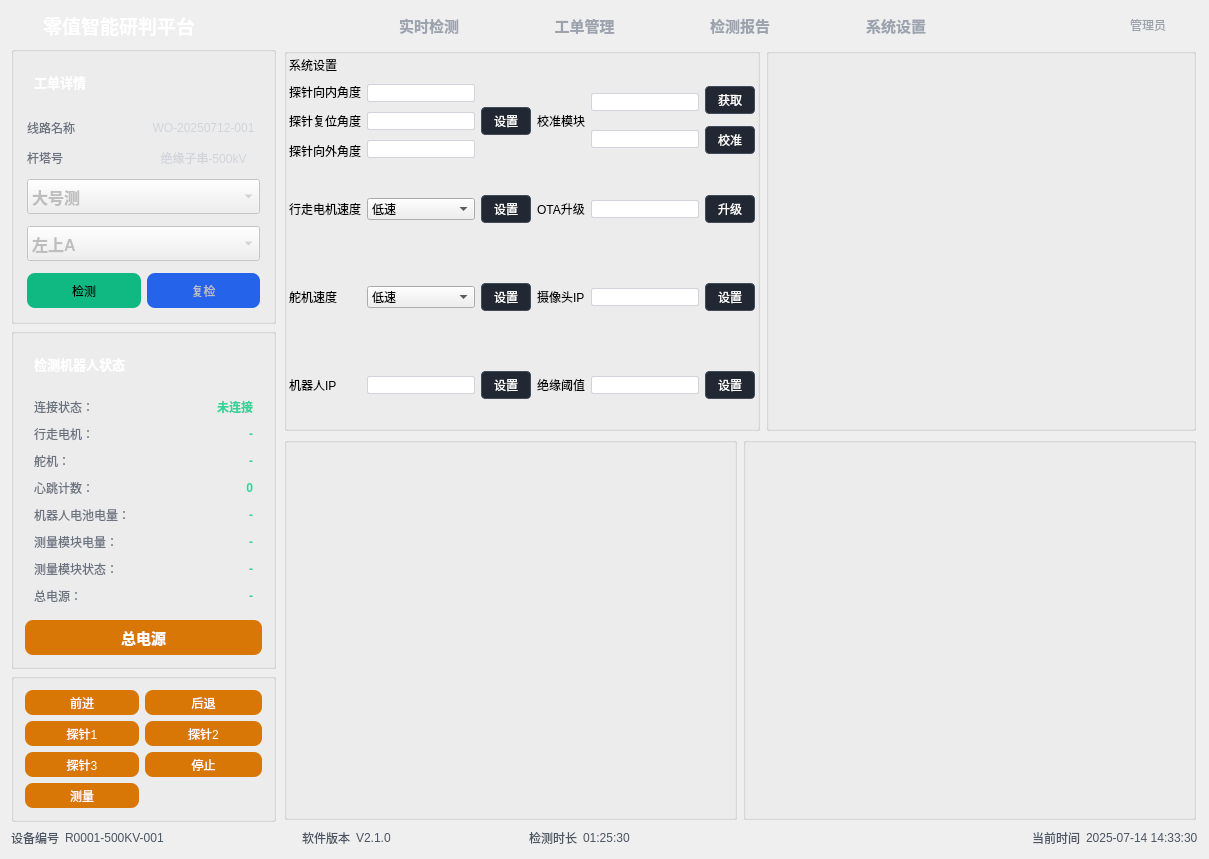
Before: the Qt Designer form Insulator_Zero_Value_Detection_Robot/UI/Insulator_Zero_Value_Detection_Robot.ui in yangreest/Zero-value-Insulator-Robot-V2, drawn with Qt 5.
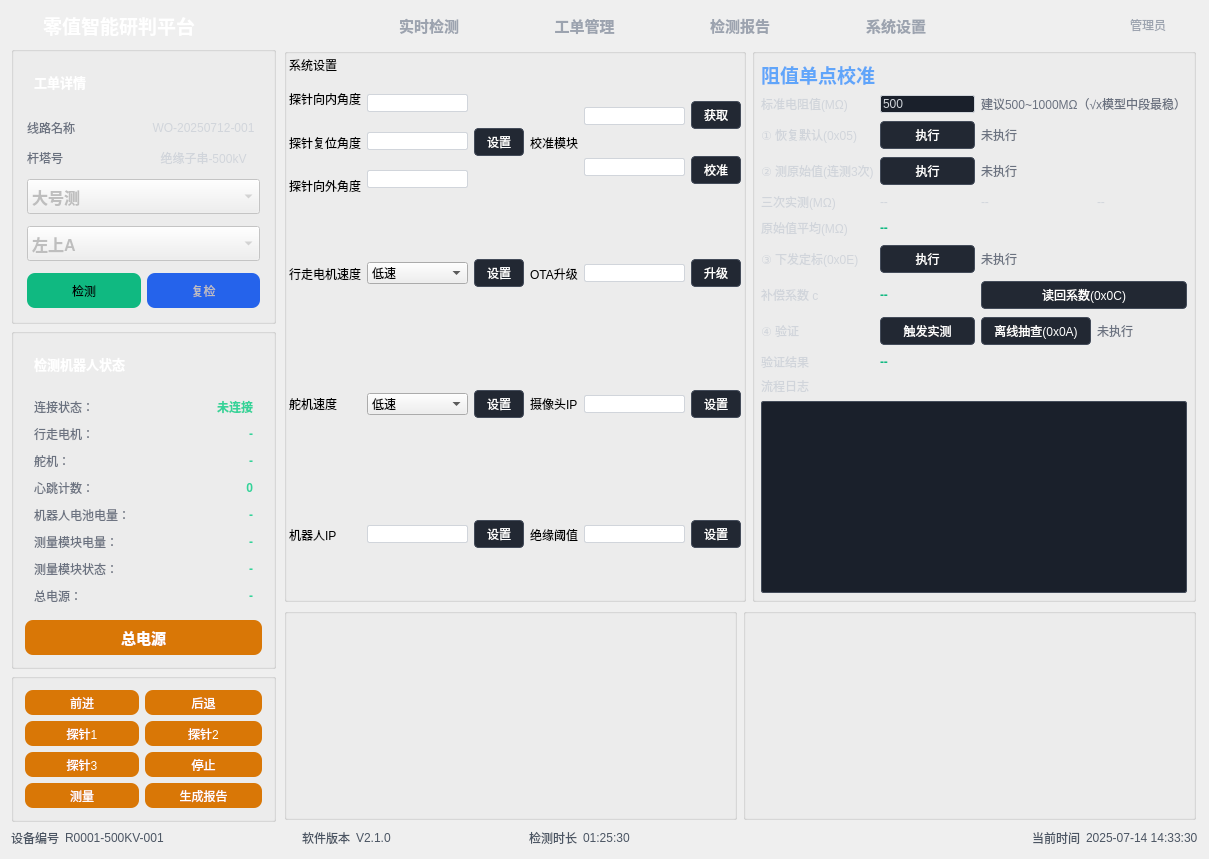
After: the same form once the commit is applied. The open tabs and pages were chosen to show the change. Icons and pictures are not drawn.

Commit message:
添加单点定标通讯协议文档与实现
- 新增单点定标协议HTML文档，详述0x17/0x0E核心命令流程
- 实现校准命令解析与回调功能，支持恢复默认、查询原始值等操作
- 添加大端整数编解码工具函数，修复0x0F结果回报解析问题
- 集成Qt6.10.1头文件路径并注册报告生成组件
- 更新项目配置文件添加新源码文件引用

```diff
--- a/Insulator_Zero_Value_Detection_Robot/UI/Insulator_Zero_Value_Detection_Robot.ui
+++ b/Insulator_Zero_Value_Detection_Robot/UI/Insulator_Zero_Value_Detection_Robot.ui
@@ -1326,6 +1326,37 @@
              </attribute>
             </widget>
            </item>
+           <item row="3" column="1">
+            <widget class="QPushButton" name="pushButton_30">
+             <property name="minimumSize">
+              <size>
+               <width>114</width>
+               <height>25</height>
+              </size>
+             </property>
+             <property name="styleSheet">
+              <string notr="true">QPushButton
+{
+	background-color:#D97706;
+	color:#FFFFFF;
+	border:none;
+	border-radius:8px;
+}
+QPushButton:checked {
+    background-color: #4d2a02;
+    color: #FFFFFF;
+	border-radius:8px;
+}
+</string>
+             </property>
+             <property name="text">
+              <string>生成报告</string>
+             </property>
+             <property name="checkable">
+              <bool>true</bool>
+             </property>
+            </widget>
+           </item>
           </layout>
          </widget>
         </item>
@@ -5972,16 +6003,432 @@
 
 }
 
+QLabel{
+color:#d1d5db;
+}
+
+QPushButton{
+background-color:#222833;
+color:white;
+border:1px solid #444c5a;
+border-radius:4px;
+padding:4px 12px;
+}
+QPushButton:hover{
+border-color:#60a5fa;
+}
+QPushButton:pressed{
+background-color:#303846;
+}
+QPushButton:disabled{
+color:#6b7280;
+border-color:#2b3240;
+}
+
+QLineEdit{
+color:#d1d5db;
+background-color:#1A202B;
+border:1px solid #d1d5db;
+border-radius:2px;
+}
+
+QTextEdit{
+color:#d1d5db;
+background-color:#1A202B;
+border:1px solid #444c5a;
+border-radius:2px;
+}
+
 </string>
                 </property>
                 <property name="title">
                  <string/>
                 </property>
                 <layout class="QVBoxLayout" name="verticalLayout_14">
+                 <property name="leftMargin">
+                  <number>6</number>
+                 </property>
+                 <property name="topMargin">
+                  <number>6</number>
+                 </property>
+                 <property name="rightMargin">
+                  <number>6</number>
+                 </property>
+                 <property name="bottomMargin">
+                  <number>6</number>
+                 </property>
                  <item>
                   <widget class="QLabel" name="label_95">
+                   <property name="styleSheet">
+                    <string notr="true">color:#60a5fa;font-size:14pt;font-weight:bold;</string>
+                   </property>
                    <property name="text">
-                    <string/>
+                    <string>阻值单点校准</string>
+                   </property>
+                  </widget>
+                 </item>
+                 <item>
+                  <layout class="QGridLayout" name="gridLayout_Calib">
+                   <property name="verticalSpacing">
+                    <number>8</number>
+                   </property>
+                   <item row="0" column="0">
+                    <widget class="QLabel" name="label_CalibStdTip">
+                     <property name="text">
+                      <string>标准电阻值(MΩ)</string>
+                     </property>
+                    </widget>
+                   </item>
+                   <item row="0" column="1">
+                    <widget class="QLineEdit" name="lineEdit_CalibStd">
+                     <property name="maximumSize">
+                      <size>
+                       <width>120</width>
+                       <height>16777215</height>
+                      </size>
+                     </property>
+                     <property name="styleSheet">
+                      <string notr="true">color:#d1d5db;
+border:1px solid #d1d5db;
+border-radius:2px;</string>
+                     </property>
+                     <property name="text">
+                      <string>500</string>
+                     </property>
+                    </widget>
+                   </item>
+                   <item row="0" column="2" colspan="2">
+                    <widget class="QLabel" name="label_CalibStdHint">
+                     <property name="styleSheet">
+                      <string notr="true">color:#6b7280;</string>
+                     </property>
+                     <property name="text">
+                      <string>建议500~1000MΩ（√x模型中段最稳）</string>
+                     </property>
+                    </widget>
+                   </item>
+                   <item row="1" column="0">
+                    <widget class="QLabel" name="label_CalibStep1">
+                     <property name="text">
+                      <string>① 恢复默认(0x05)</string>
+                     </property>
+                    </widget>
+                   </item>
+                   <item row="1" column="1">
+                    <widget class="QPushButton" name="pushButton_CalibReset">
+                     <property name="styleSheet">
+                      <string notr="true">
+QPushButton
+{
+    background-color:#222833;
+    color:white;
+    border:1px solid #444c5a;
+    border-radius:4px;
+    padding:4px 12px;
+}
+QPushButton:hover
+{
+    border-color:#60a5fa;
+}
+QPushButton:pressed
+{
+    background-color:#303846;
+}</string>
+                     </property>
+                     <property name="text">
+                      <string>执行</string>
+                     </property>
+                    </widget>
+                   </item>
+                   <item row="1" column="2" colspan="2">
+                    <widget class="QLabel" name="label_CalibStep1State">
+                     <property name="styleSheet">
+                      <string notr="true">color:#6b7280;</string>
+                     </property>
+                     <property name="text">
+                      <string>未执行</string>
+                     </property>
+                    </widget>
+                   </item>
+                   <item row="2" column="0">
+                    <widget class="QLabel" name="label_CalibStep2">
+                     <property name="text">
+                      <string>② 测原始值(连测3次)</string>
+                     </property>
+                    </widget>
+                   </item>
+                   <item row="2" column="1">
+                    <widget class="QPushButton" name="pushButton_CalibMeasure">
+                     <property name="styleSheet">
+                      <string notr="true">
+QPushButton
+{
+    background-color:#222833;
+    color:white;
+    border:1px solid #444c5a;
+    border-radius:4px;
+    padding:4px 12px;
+}
+QPushButton:hover
+{
+    border-color:#60a5fa;
+}
+QPushButton:pressed
+{
+    background-color:#303846;
+}</string>
+                     </property>
+                     <property name="text">
+                      <string>执行</string>
+                     </property>
+                    </widget>
+                   </item>
+                   <item row="2" column="2" colspan="2">
+                    <widget class="QLabel" name="label_CalibStep2State">
+                     <property name="styleSheet">
+                      <string notr="true">color:#6b7280;</string>
+                     </property>
+                     <property name="text">
+                      <string>未执行</string>
+                     </property>
+                    </widget>
+                   </item>
+                   <item row="3" column="0">
+                    <widget class="QLabel" name="label_CalibRawTip">
+                     <property name="text">
+                      <string>三次实测(MΩ)</string>
+                     </property>
+                    </widget>
+                   </item>
+                   <item row="3" column="1">
+                    <widget class="QLabel" name="label_CalibRaw1">
+                     <property name="text">
+                      <string>--</string>
+                     </property>
+                    </widget>
+                   </item>
+                   <item row="3" column="2">
+                    <widget class="QLabel" name="label_CalibRaw2">
+                     <property name="text">
+                      <string>--</string>
+                     </property>
+                    </widget>
+                   </item>
+                   <item row="3" column="3">
+                    <widget class="QLabel" name="label_CalibRaw3">
+                     <property name="text">
+                      <string>--</string>
+                     </property>
+                    </widget>
+                   </item>
+                   <item row="4" column="0">
+                    <widget class="QLabel" name="label_CalibRawAvgTip">
+                     <property name="text">
+                      <string>原始值平均(MΩ)</string>
+                     </property>
+                    </widget>
+                   </item>
+                   <item row="4" column="1" colspan="3">
+                    <widget class="QLabel" name="label_CalibRawAvg">
+                     <property name="styleSheet">
+                      <string notr="true">color:#10b981;font-weight:bold;</string>
+                     </property>
+                     <property name="text">
+                      <string>--</string>
+                     </property>
+                    </widget>
+                   </item>
+                   <item row="5" column="0">
+                    <widget class="QLabel" name="label_CalibStep3">
+                     <property name="text">
+                      <string>③ 下发定标(0x0E)</string>
+                     </property>
+                    </widget>
+                   </item>
+                   <item row="5" column="1">
+                    <widget class="QPushButton" name="pushButton_CalibDo">
+                     <property name="styleSheet">
+                      <string notr="true">
+QPushButton
+{
+    background-color:#222833;
+    color:white;
+    border:1px solid #444c5a;
+    border-radius:4px;
+    padding:4px 12px;
+}
+QPushButton:hover
+{
+    border-color:#60a5fa;
+}
+QPushButton:pressed
+{
+    background-color:#303846;
+}</string>
+                     </property>
+                     <property name="text">
+                      <string>执行</string>
+                     </property>
+                    </widget>
+                   </item>
+                   <item row="5" column="2" colspan="2">
+                    <widget class="QLabel" name="label_CalibStep3State">
+                     <property name="styleSheet">
+                      <string notr="true">color:#6b7280;</string>
+                     </property>
+                     <property name="text">
+                      <string>未执行</string>
+                     </property>
+                    </widget>
+                   </item>
+                   <item row="6" column="0">
+                    <widget class="QLabel" name="label_CalibCoefTip">
+                     <property name="text">
+                      <string>补偿系数 c</string>
+                     </property>
+                    </widget>
+                   </item>
+                   <item row="6" column="1">
+                    <widget class="QLabel" name="label_CalibCoef">
+                     <property name="styleSheet">
+                      <string notr="true">color:#10b981;font-weight:bold;</string>
+                     </property>
+                     <property name="text">
+                      <string>--</string>
+                     </property>
+                    </widget>
+                   </item>
+                   <item row="6" column="2" colspan="2">
+                    <widget class="QPushButton" name="pushButton_CalibReadCoef">
+                     <property name="styleSheet">
+                      <string notr="true">
+QPushButton
+{
+    background-color:#222833;
+    color:white;
+    border:1px solid #444c5a;
+    border-radius:4px;
+    padding:4px 12px;
+}
+QPushButton:hover
+{
+    border-color:#60a5fa;
+}
+QPushButton:pressed
+{
+    background-color:#303846;
+}</string>
+                     </property>
+                     <property name="text">
+                      <string>读回系数(0x0C)</string>
+                     </property>
+                    </widget>
+                   </item>
+                   <item row="7" column="0">
+                    <widget class="QLabel" name="label_CalibStep4">
+                     <property name="text">
+                      <string>④ 验证</string>
+                     </property>
+                    </widget>
+                   </item>
+                   <item row="7" column="1">
+                    <widget class="QPushButton" name="pushButton_CalibVerify">
+                     <property name="styleSheet">
+                      <string notr="true">
+QPushButton
+{
+    background-color:#222833;
+    color:white;
+    border:1px solid #444c5a;
+    border-radius:4px;
+    padding:4px 12px;
+}
+QPushButton:hover
+{
+    border-color:#60a5fa;
+}
+QPushButton:pressed
+{
+    background-color:#303846;
+}</string>
+                     </property>
+                     <property name="text">
+                      <string>触发实测</string>
+                     </property>
+                    </widget>
+                   </item>
+                   <item row="7" column="2">
+                    <widget class="QPushButton" name="pushButton_CalibCheck">
+                     <property name="styleSheet">
+                      <string notr="true">
+QPushButton
+{
+    background-color:#222833;
+    color:white;
+    border:1px solid #444c5a;
+    border-radius:4px;
+    padding:4px 12px;
+}
+QPushButton:hover
+{
+    border-color:#60a5fa;
+}
+QPushButton:pressed
+{
+    background-color:#303846;
+}</string>
+                     </property>
+                     <property name="text">
+                      <string>离线抽查(0x0A)</string>
+                     </property>
+                    </widget>
+                   </item>
+                   <item row="7" column="3">
+                    <widget class="QLabel" name="label_CalibStep4State">
+                     <property name="styleSheet">
+                      <string notr="true">color:#6b7280;</string>
+                     </property>
+                     <property name="text">
+                      <string>未执行</string>
+                     </property>
+                    </widget>
+                   </item>
+                   <item row="8" column="0">
+                    <widget class="QLabel" name="label_CalibResultTip">
+                     <property name="text">
+                      <string>验证结果</string>
+                     </property>
+                    </widget>
+                   </item>
+                   <item row="8" column="1" colspan="3">
+                    <widget class="QLabel" name="label_CalibResult">
+                     <property name="styleSheet">
+                      <string notr="true">color:#10b981;font-weight:bold;</string>
+                     </property>
+                     <property name="text">
+                      <string>--</string>
+                     </property>
+                    </widget>
+                   </item>
+                  </layout>
+                 </item>
+                 <item>
+                  <widget class="QLabel" name="label_CalibLogTip">
+                   <property name="text">
+                    <string>流程日志</string>
+                   </property>
+                  </widget>
+                 </item>
+                 <item>
+                  <widget class="QTextEdit" name="textEdit_CalibLog">
+                   <property name="sizePolicy">
+                    <sizepolicy hsizetype="Expanding" vsizetype="Expanding">
+                     <horstretch>0</horstretch>
+                     <verstretch>0</verstretch>
+                    </sizepolicy>
+                   </property>
+                   <property name="readOnly">
+                    <bool>true</bool>
                    </property>
                   </widget>
                  </item>
```
Left out of the diff: 6 changed lines with no effect on the pictures. The commit also changes 13 other files.
